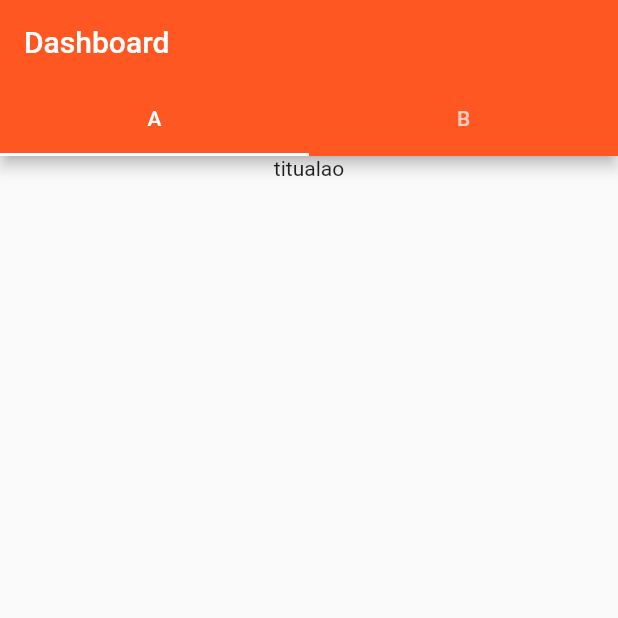
After one commit to shourai-softwares/eficacia-app, a Flutter app: the screen it shows after launch, after a tap on "Cadastre-se", after a tap on "Cadastrar", on a phone screen of 412 x 824 dp, the top half of it. The commit adds this screen. Run offline on Flutter 3.47's test engine with Material 2 defaults, Android fonts, the light colour scheme and no system bars.

Commit message:
Adding dashboards

```diff
--- a/lib/widgets/pages/dashboard.dart
+++ b/lib/widgets/pages/dashboard.dart
@@ -1,34 +1,16 @@
 import 'package:flutter/material.dart';
-import '../templates/CardList.dart';
+import '../templates/client_dashboard.dart';
+import '../templates/admin_dashboard.dart';
 
 class DashboardScreen extends StatelessWidget {
   @override
   Widget build(BuildContext context) {
-    return DefaultTabController(
-      length:2,
-      child: Scaffold(
-        appBar: AppBar(
-          title: Text('Dashboard'),
-          bottom: TabBar(
-            tabs: <Widget>[
-              Tab(text: 'A'),
-              Tab(text: 'B'),
-            ],
-          ),
-        ),
-        body: TabBarView(
-          children: <Widget>[
-            Center(
-              child: Column(
-                children: <Widget>[
-                  Text('titualao'),
-                ],
-              ),
-            ),
-            CardList(),
-          ],
-        ),
-      )
-    );
+    final isAdmin = true;
+
+    if (isAdmin) {
+      return AdminDashboard();
+    }
+
+    return ClientDashboard();
   }
 }
--- a/lib/widgets/pages/landing.dart
+++ b/lib/widgets/pages/landing.dart
@@ -1,5 +1,6 @@
 import 'package:flutter/material.dart';
 import 'dashboard.dart';
+import 'registration.dart';
 
 class LandingScreen extends StatelessWidget {
 
@@ -20,7 +21,16 @@ class LandingScreen extends StatelessWidget {
               'texto',
             ),
             RaisedButton(
-              child: Text('Teste'),
+              child: Text('Cadastre-se'),
+              onPressed: () {
+                Navigator.pushReplacement(
+                    context,
+                    MaterialPageRoute(builder: (context) => RegistrationScreen())
+                );
+              },
+            ),
+            RaisedButton(
+              child: Text('Login'),
               onPressed: () {
                 Navigator.pushReplacement(
                     context,
@@ -28,9 +38,6 @@ class LandingScreen extends StatelessWidget {
                 );
               },
             ),
-            RaisedButton(
-              child: Text('Teste'),
-            ),
           ],
         ),
       ),
--- /dev/null
+++ b/lib/widgets/pages/registration.dart
@@ -0,0 +1,35 @@
+import 'package:flutter/material.dart';
+import 'dashboard.dart';
+
+class RegistrationScreen extends StatelessWidget {
+  @override
+  Widget build(BuildContext context) {
+    return Scaffold(
+      appBar: AppBar(
+        title: Text('Cadastro'),
+      ),
+      body: Center(
+        child: Column(
+          children: <Widget>[
+            Text(
+              'titulo',
+            ),
+            TextField(),
+            TextField(),
+            TextField(),
+            TextField(),
+            TextField(),
+            TextField(),
+            RaisedButton(
+              child: Text('Cadastrar'),
+              onPressed: () => Navigator.pushReplacement(
+                context,
+                MaterialPageRoute(builder: (context) => DashboardScreen())
+              ),
+            )
+          ],
+        ),
+      ),
+    );
+  }
+}
--- /dev/null
+++ b/lib/widgets/templates/admin_dashboard.dart
@@ -0,0 +1,34 @@
+import 'package:flutter/material.dart';
+import 'card_list.dart';
+
+class AdminDashboard extends StatelessWidget {
+  @override
+  Widget build(BuildContext context) {
+    return DefaultTabController(
+        length:2,
+        child: Scaffold(
+          appBar: AppBar(
+            title: Text('Dashboard'),
+            bottom: TabBar(
+              tabs: <Widget>[
+                Tab(text: 'A'),
+                Tab(text: 'B'),
+              ],
+            ),
+          ),
+          body: TabBarView(
+            children: <Widget>[
+              Center(
+                child: Column(
+                  children: <Widget>[
+                    Text('titualao'),
+                  ],
+                ),
+              ),
+              CardList(),
+            ],
+          ),
+        )
+    );
+  }
+}
--- a/lib/widgets/templates/CardList.dart
+++ b/lib/widgets/templates/card_list.dart
@@ -1,5 +1,5 @@
 import 'package:flutter/material.dart';
-import '../organisms/TicketCard.dart';
+import '../organisms/ticket_card.dart';
 
 class CardList extends StatelessWidget {
   @override
```
Also changed, not shown: lib/widgets/pages/register.dart (deleted, +0 -21 lines), lib/widgets/templates/client_dashboard.dart (added, +23 -0 lines), lib/widgets/organisms/ticket_card.dart (renamed from lib/widgets/organisms/TicketCard.dart).
